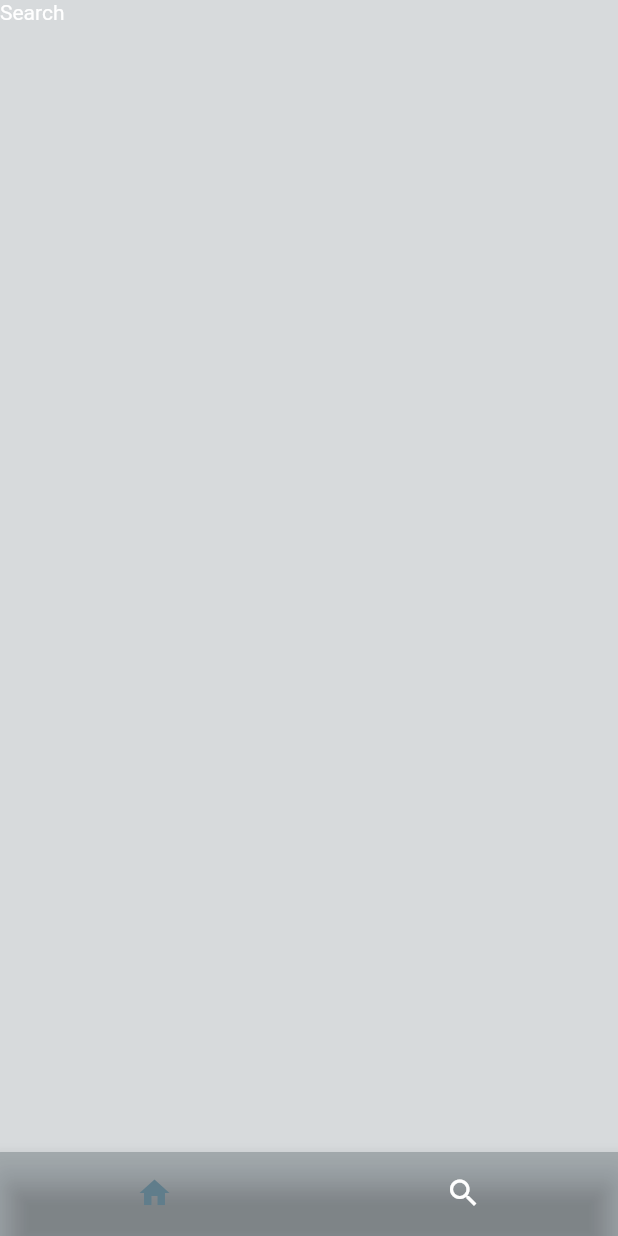
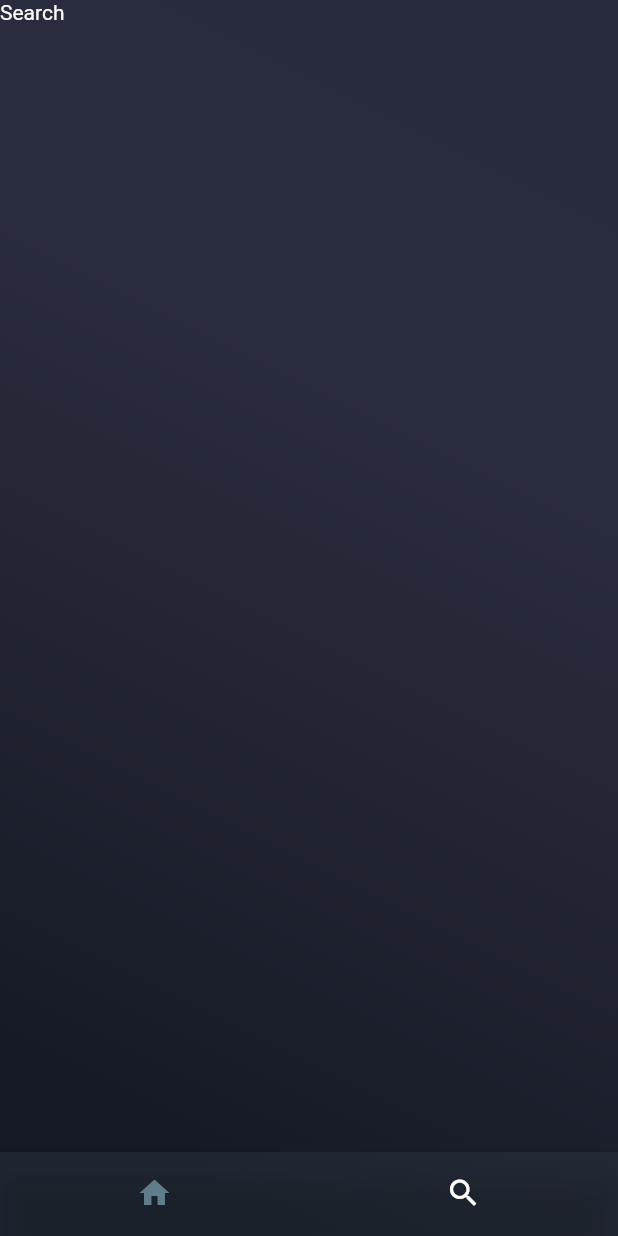
Before and after one commit to MHabib96/disney-plus-replica, a Flutter app: the screen it shows after launch, item 2 of the bottom bar chosen, on a phone screen of 412 x 824 dp. Run offline on Flutter 3.47's test engine with Material 2 defaults, Android fonts, the phone set to English and light mode, and no system bars; our stand-ins replace carousel_slider, get_it.

Commit message:
Change background to gradient from static colour

```diff
--- a/lib/main.dart
+++ b/lib/main.dart
@@ -20,7 +20,7 @@ class MyApp extends StatelessWidget {
         textTheme: const TextTheme(
           bodyMedium: TextStyle(color: Colors.white),
         ),
-        scaffoldBackgroundColor: const Color.fromRGBO(54, 69, 79, 0.2),
+        scaffoldBackgroundColor: Colors.transparent,
         bottomNavigationBarTheme: const BottomNavigationBarThemeData(
           type: BottomNavigationBarType.fixed,
           showSelectedLabels: false,
@@ -30,7 +30,7 @@ class MyApp extends StatelessWidget {
           backgroundColor: Color.fromRGBO(54, 69, 79, 0.3),
         ),
       ),
-      home: NavigatorBase(),
+      home: const NavigatorBase(),
     );
   }
 }
--- a/lib/src/modules/base/screens/navigator_base.dart
+++ b/lib/src/modules/base/screens/navigator_base.dart
@@ -46,6 +46,20 @@ class _NavigatorBaseState extends State<NavigatorBase> {
   Widget build(BuildContext context) {
     return WillPopScope(
       onWillPop: () async => !await _navigatorKeys[_currentTab]!.currentState!.maybePop(),
+      child: Container(
+        decoration: const BoxDecoration(
+          gradient: LinearGradient(
+            begin: Alignment.bottomLeft,
+            end: Alignment.topRight,
+            stops: [0.1, 0.5, 0.7, 0.9],
+            colors: [
+              Color.fromARGB(255, 21, 25, 37),
+              Color.fromARGB(255, 37, 39, 54),
+              Color.fromARGB(255, 42, 45, 64),
+              Color.fromARGB(255, 40, 43, 62),
+            ],
+          ),
+        ),
         child: Scaffold(
           body: Stack(
             children: [
@@ -62,6 +76,7 @@ class _NavigatorBaseState extends State<NavigatorBase> {
             ],
           ),
         ),
+      ),
     );
   }
 }
```
Lines whose indentation alone changed are shown as unchanged.
